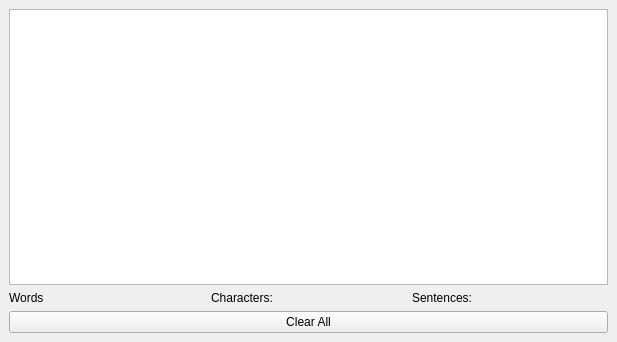
The window that mainwindow.ui (shadowofdominance/Word_Counter) describes before a commit, drawn with Qt 5.
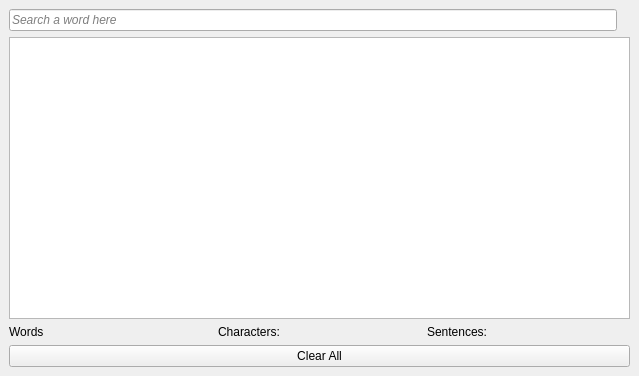
The same window after the commit.

Commit message: Added a new search feature

Patch:
```diff
--- a/mainwindow.ui
+++ b/mainwindow.ui
@@ -6,8 +6,8 @@
    <rect>
     <x>0</x>
     <y>0</y>
-    <width>617</width>
-    <height>342</height>
+    <width>639</width>
+    <height>376</height>
    </rect>
   </property>
   <property name="windowTitle">
@@ -16,7 +16,39 @@
   <widget class="QWidget" name="centralwidget">
    <layout class="QVBoxLayout" name="verticalLayout">
     <item>
-     <widget class="QTextEdit" name="textEdit"/>
+     <layout class="QHBoxLayout" name="horizontalLayout_2">
+      <item>
+       <widget class="QLineEdit" name="SearchBoxLineEdit">
+        <property name="font">
+         <font>
+          <italic>true</italic>
+         </font>
+        </property>
+        <property name="text">
+         <string/>
+        </property>
+        <property name="placeholderText">
+         <string>Search a word here</string>
+        </property>
+       </widget>
+      </item>
+      <item>
+       <widget class="QLabel" name="FrequencyLabel">
+        <property name="text">
+         <string/>
+        </property>
+       </widget>
+      </item>
+     </layout>
+    </item>
+    <item>
+     <widget class="QTextEdit" name="textEdit">
+      <property name="font">
+       <font>
+        <italic>false</italic>
+       </font>
+      </property>
+     </widget>
     </item>
     <item>
      <layout class="QHBoxLayout" name="horizontalLayout">
```
The commit also changes 17 other files.
